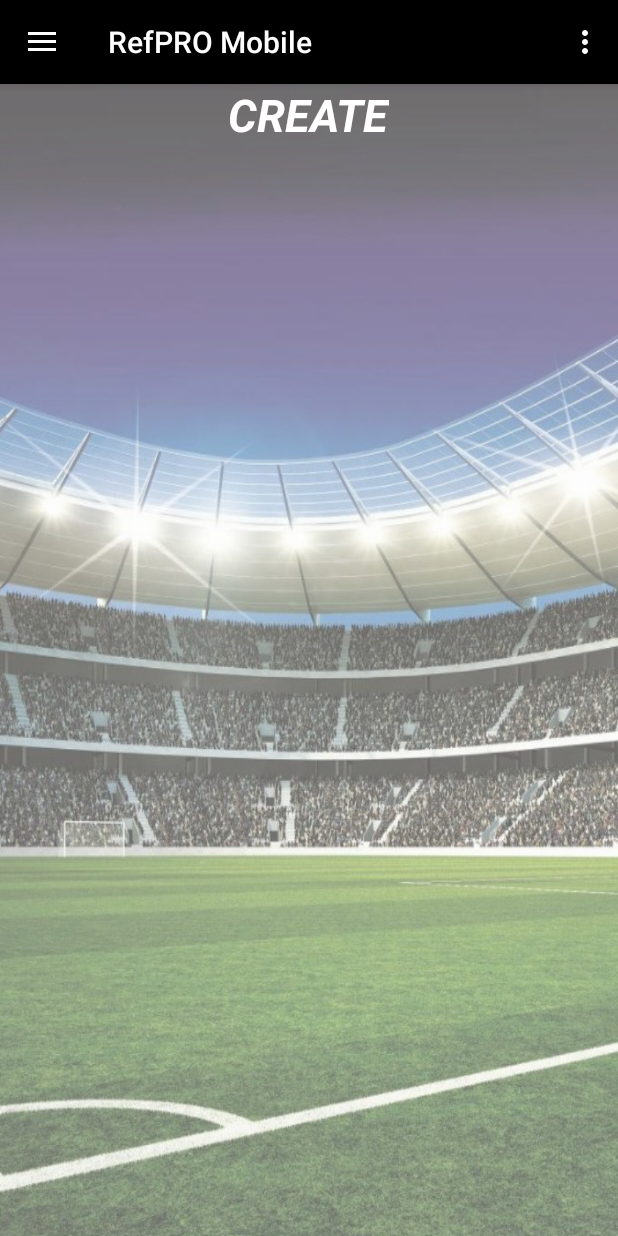
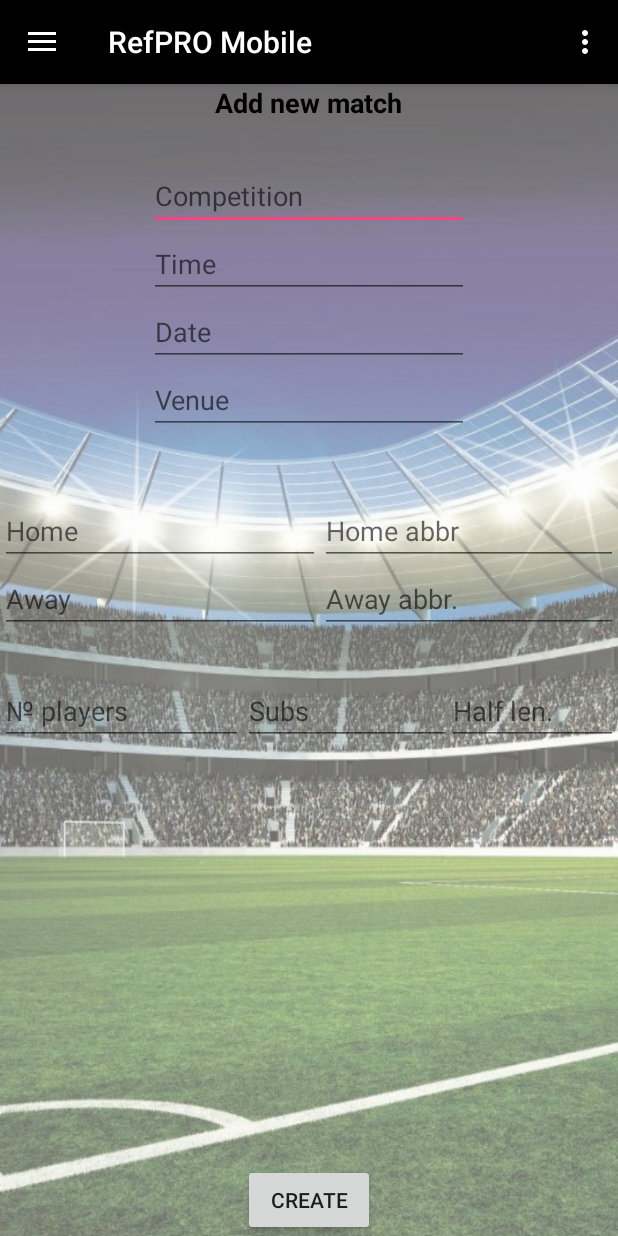
Before and after one commit to dneshev99/RefPRO, an Android app: the MainActivity screen opened directly, with no data from a screen before it, in the side drawer, after a tap on "Create", on a phone screen of 412 x 824 dp. Run offline under Robolectric (Android 15) with nearby library versions, the phone set to English and light mode, and no system bars; 1 statement that could not run was skipped.

Commit message:
Added Create Match
- Now you can create new match and save the info in PlayerPrefs
- Validation in CreateMatch fragment
- MatchInfo class

```diff
--- a/RefPROMobile/app/build.gradle
+++ b/RefPROMobile/app/build.gradle
@@ -24,8 +24,11 @@ dependencies {
     androidTestCompile('com.android.support.test.espresso:espresso-core:2.2.2', {
         exclude group: 'com.android.support', module: 'support-annotations'
     })
+    compile 'com.squareup.retrofit2:retrofit:2.3.0'
+    compile 'com.google.code.gson:gson:2.6.2'
     compile 'com.android.support:appcompat-v7:25.3.1'
     compile 'com.android.support:design:25.3.1'
     compile 'com.android.support.constraint:constraint-layout:1.0.0-alpha7'
+    compile 'com.android.support:support-v4:25.3.1'
     testCompile 'junit:junit:4.12'
 }
--- a/RefPROMobile/app/src/main/java/com/example/refpro/refpromobile/MainActivity.java
+++ b/RefPROMobile/app/src/main/java/com/example/refpro/refpromobile/MainActivity.java
@@ -1,12 +1,7 @@
 package com.example.refpro.refpromobile;
 
-import android.app.Fragment;
-import android.content.SharedPreferences;
+
 import android.os.Bundle;
-import android.support.design.widget.FloatingActionButton;
-import android.support.design.widget.Snackbar;
-import android.support.v4.app.FragmentManager;
-import android.view.View;
 import android.support.design.widget.NavigationView;
 import android.support.v4.view.GravityCompat;
 import android.support.v4.widget.DrawerLayout;
@@ -15,6 +10,7 @@ import android.support.v7.app.AppCompatActivity;
 import android.support.v7.widget.Toolbar;
 import android.view.Menu;
 import android.view.MenuItem;
+import android.view.View;
 import android.widget.TextView;
 
 import org.w3c.dom.Text;
@@ -25,22 +21,13 @@ import static com.example.refpro.refpromobile.R.attr.logo;
 public class MainActivity extends AppCompatActivity
         implements NavigationView.OnNavigationItemSelectedListener {
 
+
+    private TextView getName;
+
     @Override
     protected void onCreate(Bundle savedInstanceState) {
         super.onCreate(savedInstanceState);
         setContentView(R.layout.activity_main);
-
-        TextView getName = (TextView) findViewById(R.id.refereeName);
-
-        SharedPreferences prefs = getSharedPreferences("RefPRO", MODE_PRIVATE);
-        String refName = prefs.getString("username", null);
-
-        /*if (refName != null) {
-
-            getName.setText(refName);
-        }
-        else
-            getName.setText("Anonymous user");*/
 
         //Start MENU fragment
         com.example.refpro.refpromobile.Menu menu = new com.example.refpro.refpromobile.Menu();
@@ -63,6 +50,13 @@ public class MainActivity extends AppCompatActivity
 
         NavigationView navigationView = (NavigationView) findViewById(R.id.nav_view);
         navigationView.setNavigationItemSelectedListener(this);
+
+        View navView = navigationView.getHeaderView(0);
+        getName = (TextView) navView.findViewById(R.id.refereeName);
+
+        String refName= getIntent().getExtras().getString("Username");
+
+        getName.setText(refName);
     }
 
     @Override
@@ -114,7 +108,6 @@ public class MainActivity extends AppCompatActivity
             Create create = new com.example.refpro.refpromobile.Create();
             android.app.FragmentManager fragmentManager = getFragmentManager();
             fragmentManager.beginTransaction().replace(R.id.content_frame, create).commit();
-
         }
 
         DrawerLayout drawer = (DrawerLayout) findViewById(R.id.drawer_layout);
--- a/RefPROMobile/app/src/main/java/com/example/refpro/refpromobile/Menu.java
+++ b/RefPROMobile/app/src/main/java/com/example/refpro/refpromobile/Menu.java
@@ -1,11 +1,17 @@
 package com.example.refpro.refpromobile;
 
 import android.app.Fragment;
+import android.content.SharedPreferences;
 import android.os.Bundle;
 import android.support.annotation.Nullable;
 import android.view.LayoutInflater;
 import android.view.View;
 import android.view.ViewGroup;
+import android.widget.TextView;
+
+import com.google.gson.Gson;
+
+import static android.content.Context.MODE_PRIVATE;
 
 /**
  * Created by user on 12.11.2017 г..
@@ -14,12 +20,38 @@ import android.view.ViewGroup;
 public class Menu extends Fragment {
 
     View menuView;
+    TextView string;
+
+    int match_id;
 
     @Nullable
     @Override
     public View onCreateView(LayoutInflater inflater, @Nullable ViewGroup container, Bundle savedInstanceState) {
 
         menuView = inflater.inflate(R.layout.menu, container, false);
+
+        SharedPreferences mPrefs = this.getActivity().getPreferences(MODE_PRIVATE);
+
+        match_id = mPrefs.getInt("ID", 0);
+
+        string = (TextView) menuView.findViewById(R.id.textView7);
+
+        Gson gson = new Gson();
+        String json;
+        MatchInfo match;
+        String key;
+
+        for (int counter = 0; counter < match_id; counter++) {
+
+            key = Integer.toString(counter) + "_match";
+
+            json = mPrefs.getString(key, "");
+            match = gson.fromJson(json, MatchInfo.class);
+            string.setText(match.getCompetition());
+            //string.setText(key);
+        }
+
+
         return menuView;
     }
 }
--- a/RefPROMobile/app/src/main/res/layout/create.xml
+++ b/RefPROMobile/app/src/main/res/layout/create.xml
@@ -8,9 +8,145 @@
         android:layout_width="wrap_content"
         android:layout_height="wrap_content"
         android:layout_centerHorizontal="true"
-        android:text="Create"
-        android:textColor="#FFFFFF"
-        android:textAllCaps="true"
-        android:textSize="30sp"
-        android:textStyle="bold|italic" />
+        android:text="Add new match"
+        android:textAllCaps="false"
+        android:textColor="#000000"
+        android:textSize="18sp"
+        android:textStyle="bold" />
+
+    <EditText
+        android:id="@+id/competition"
+        android:layout_width="wrap_content"
+        android:layout_height="wrap_content"
+        android:layout_below="@+id/textView2"
+        android:layout_centerHorizontal="true"
+        android:layout_marginTop="27dp"
+        android:ems="10"
+        android:inputType="textPersonName"
+        android:hint="Competition"
+        />
+
+    <EditText
+        android:id="@+id/time"
+        android:layout_width="wrap_content"
+        android:layout_height="wrap_content"
+        android:layout_alignEnd="@+id/competition"
+        android:layout_below="@+id/competition"
+        android:ems="10"
+        android:inputType="time"
+        android:hint="Time"
+        />
+
+    <EditText
+        android:id="@+id/date"
+        android:layout_width="wrap_content"
+        android:layout_height="wrap_content"
+        android:layout_alignEnd="@+id/time"
+        android:layout_below="@+id/time"
+        android:ems="10"
+        android:inputType="date"
+        android:hint="Date" />
+
+    <EditText
+        android:id="@+id/venue"
+        android:layout_width="wrap_content"
+        android:layout_height="wrap_content"
+        android:layout_alignEnd="@+id/date"
+        android:layout_below="@+id/date"
+        android:ems="10"
+        android:inputType="textPersonName"
+        android:hint="Venue" />
+
+    <EditText
+        android:id="@+id/home"
+        android:layout_width="wrap_content"
+        android:layout_height="wrap_content"
+        android:ems="10"
+        android:inputType="textPersonName"
+        android:hint="Home"
+        android:layout_below="@+id/venue"
+        android:layout_alignParentStart="true"
+        android:layout_marginTop="42dp" />
+
+    <EditText
+        android:id="@+id/homeabbr"
+        android:layout_width="wrap_content"
+        android:layout_height="wrap_content"
+        android:layout_alignBottom="@+id/home"
+        android:layout_alignParentEnd="true"
+        android:layout_toEndOf="@+id/home"
+        android:ems="10"
+        android:hint="Home abbr"
+        android:inputType="textPersonName"
+        android:textAlignment="viewStart" />
+
+    <EditText
+        android:id="@+id/away"
+        android:layout_width="wrap_content"
+        android:layout_height="wrap_content"
+        android:ems="10"
+        android:inputType="textPersonName"
+        android:hint="Away"
+        android:layout_below="@+id/home"
+        android:layout_alignParentStart="true" />
+
+    <EditText
+        android:id="@+id/awayabbr"
+        android:layout_width="wrap_content"
+        android:layout_height="wrap_content"
+        android:layout_alignBaseline="@+id/away"
+        android:layout_alignBottom="@+id/away"
+        android:layout_toEndOf="@+id/away"
+        android:ems="10"
+        android:hint="Away abbr."
+        android:inputType="textPersonName"
+        android:textAlignment="viewStart" />
+
+    <Button
+        android:id="@+id/createMatch"
+        android:layout_width="wrap_content"
+        android:layout_height="wrap_content"
+        android:layout_alignParentBottom="true"
+        android:layout_centerHorizontal="true"
+        android:text="CREATE" />
+
+    <EditText
+        android:id="@+id/players"
+        android:layout_width="wrap_content"
+        android:layout_height="wrap_content"
+        android:layout_alignParentStart="true"
+        android:layout_below="@+id/away"
+        android:layout_marginTop="29dp"
+        android:layout_toStartOf="@+id/createMatch"
+        android:ems="10"
+        android:inputType="number"
+        android:hint="№ players" />
+
+    <EditText
+        android:id="@+id/subs"
+        android:layout_width="wrap_content"
+        android:layout_height="wrap_content"
+        android:layout_alignBaseline="@+id/players"
+        android:layout_alignBottom="@+id/players"
+        android:layout_alignEnd="@+id/venue"
+        android:layout_marginEnd="12dp"
+        android:layout_toEndOf="@+id/players"
+        android:ems="10"
+        android:hint="Subs"
+        android:inputType="number"
+        android:textAlignment="viewStart" />
+
+    <EditText
+        android:id="@+id/lenght"
+        android:layout_width="wrap_content"
+        android:layout_height="wrap_content"
+        android:layout_alignBaseline="@+id/subs"
+        android:layout_alignBottom="@+id/subs"
+        android:layout_marginStart="30dp"
+        android:layout_toEndOf="@+id/textView2"
+        android:ems="10"
+        android:hint="Half len."
+        android:inputType="number"
+        android:textAlignment="viewStart" />
+
 </RelativeLayout>
--- a/RefPROMobile/app/src/main/res/values/strings.xml
+++ b/RefPROMobile/app/src/main/res/values/strings.xml
@@ -19,4 +19,7 @@
     <string name="permission_rationale">"Contacts permissions are needed for providing email
         completions."
     </string>
+
+    <!-- TODO: Remove or change this placeholder text -->
+    <string name="hello_blank_fragment">Hello blank fragment</string>
 </resources>
```
Also changed, not shown: RefPROMobile/app/src/main/java/com/example/refpro/refpromobile/Create.java (+185 -4 lines), RefPROMobile/app/src/main/java/com/example/refpro/refpromobile/Info.java (added, +27 -0 lines), RefPROMobile/app/src/main/java/com/example/refpro/refpromobile/Login.java (+2 -5 lines), RefPROMobile/app/src/main/java/com/example/refpro/refpromobile/LoginAPI.java (added, +12 -0 lines), RefPROMobile/app/src/main/java/com/example/refpro/refpromobile/MatchInfo.java (added, +119 -0 lines), RefPROMobile/app/src/main/res/layout/activity_login.xml (+11 -10 lines), RefPROMobile/app/src/main/res/layout/match_info.xml (added, +53 -0 lines), RefPROMobile/app/src/main/res/layout/menu.xml (+10 -0 lines), 1 other file.
